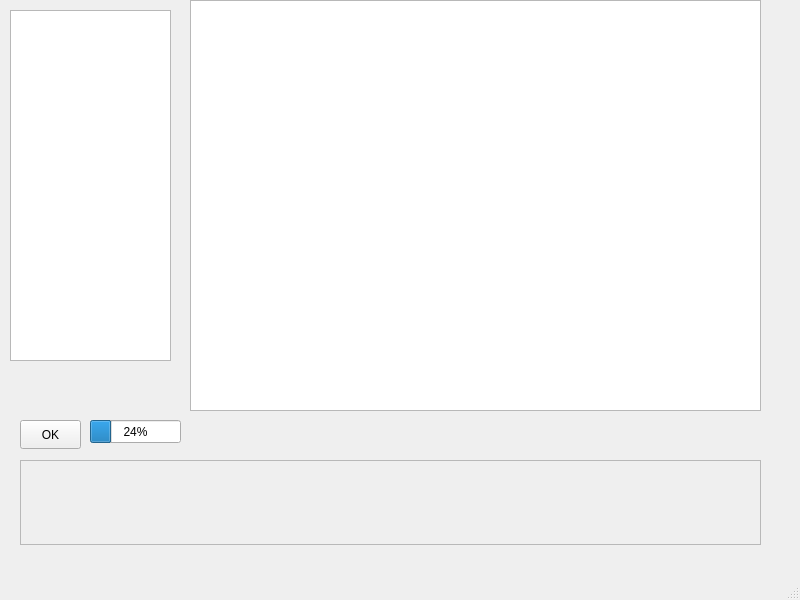
The window that mainwindow.ui (chuckyNoon/CppStudio) describes before a commit, drawn with Qt 5.
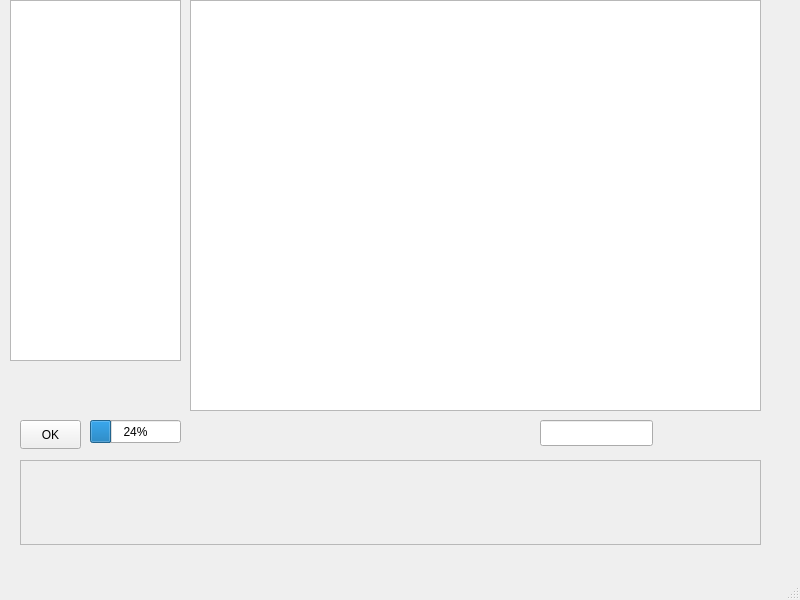
The same window after the commit.

Patch:
```diff
--- a/mainwindow.ui
+++ b/mainwindow.ui
@@ -24,16 +24,6 @@
      </rect>
     </property>
    </widget>
-   <widget class="QListView" name="fileListView">
-    <property name="geometry">
-     <rect>
-      <x>10</x>
-      <y>10</y>
-      <width>161</width>
-      <height>351</height>
-     </rect>
-    </property>
-   </widget>
    <widget class="QPushButton" name="okButton">
     <property name="geometry">
      <rect>
@@ -83,6 +73,26 @@
      <number>24</number>
     </property>
    </widget>
+   <widget class="QLineEdit" name="FirstLineEdit">
+    <property name="geometry">
+     <rect>
+      <x>540</x>
+      <y>420</y>
+      <width>113</width>
+      <height>26</height>
+     </rect>
+    </property>
+   </widget>
+   <widget class="QListWidget" name="fileListView">
+    <property name="geometry">
+     <rect>
+      <x>10</x>
+      <y>0</y>
+      <width>171</width>
+      <height>361</height>
+     </rect>
+    </property>
+   </widget>
   </widget>
   <widget class="QStatusBar" name="statusbar"/>
   <widget class="QMenuBar" name="menubar">
```
Left out of the diff: 2 changed lines with no effect on the pictures.
